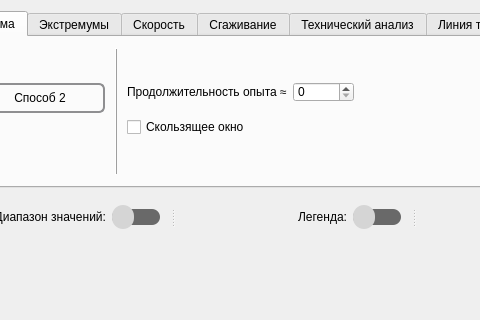
Old version of the form mainwindow.ui in the repository Kortesss/NO3; both pictures show x 274 to 754 and y 0 to 320 of the 940 by 635 pixel window.
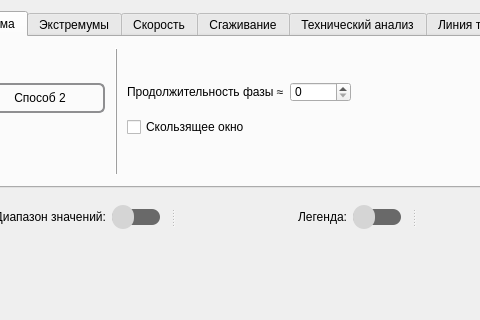
New version of the form. The open tabs and pages were chosen to show the change. Icons and pictures are not drawn. Custom widgets are drawn as their Qt base class.

Diff of the .ui file:
```diff
--- a/mainwindow.ui
+++ b/mainwindow.ui
@@ -966,7 +966,7 @@
                </size>
               </property>
               <property name="text">
-               <string>Продолжительность опыта ≈</string>
+               <string>Продолжительность фазы ≈</string>
               </property>
              </widget>
             </item>
```
Left out of the diff: 3 changed lines with no effect on the pictures.
